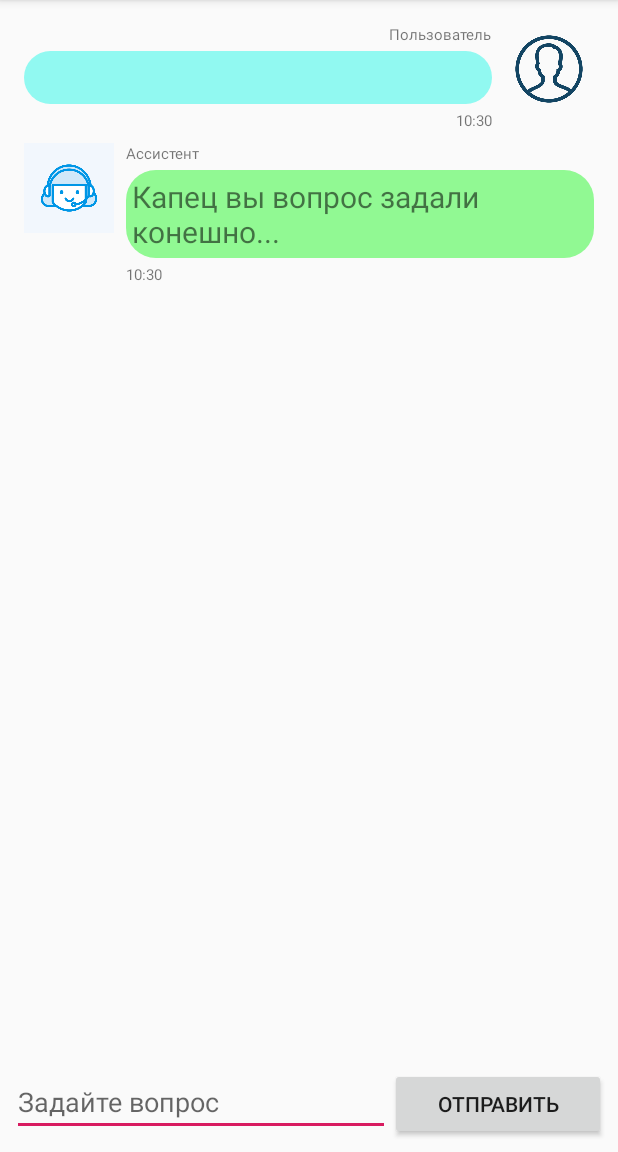
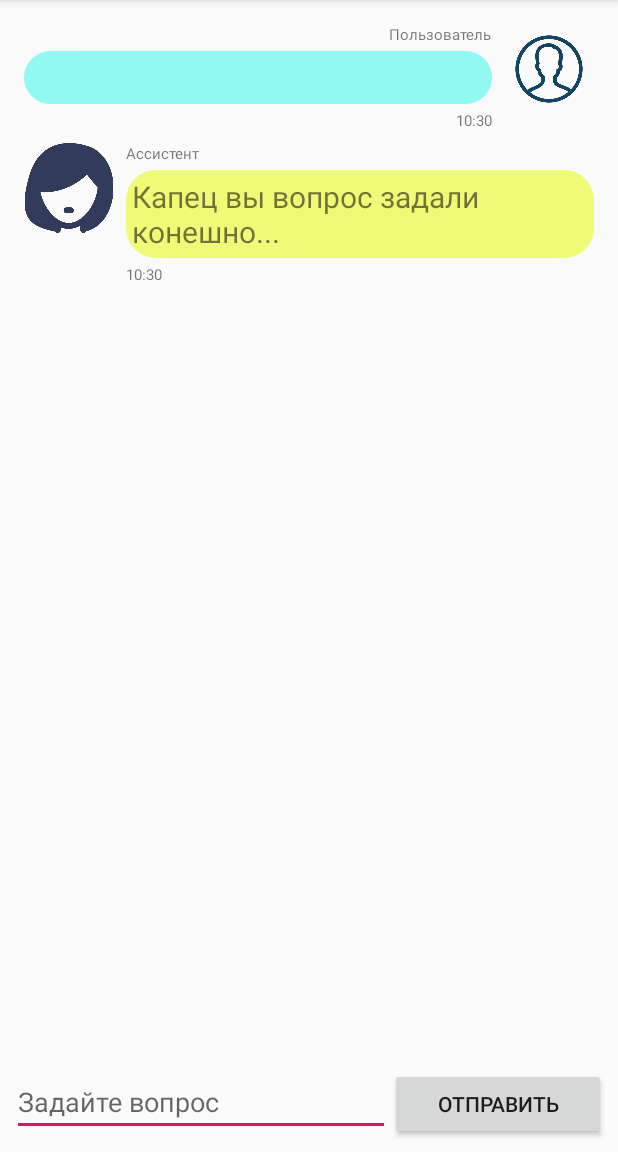
Before and after one commit to BuzVan/VoiceAssistent, an Android app: the screen it shows after launch (MainActivity), after a tap on "ОТПРАВИТЬ", on a phone screen of 412 x 824 dp, the part 84-1236 px from its top. Run offline under Robolectric (Android 15) with nearby library versions, the phone set to English and light mode, and no system bars.

Commit message:
Добавлено сохранение диалога при повороте экрана. Изменена иконка асистента и цвет его сообщения

```diff
--- a/app/src/main/java/com/voiceassistent/AI.java
+++ b/app/src/main/java/com/voiceassistent/AI.java
@@ -67,7 +67,7 @@ class AI {
             }
 
         }
-        return "Я не знаю когда это будет";
+        return "Я не знаю, когда это будет";
     }
 
 
@@ -89,7 +89,7 @@ class AI {
     private static HashMap<String, String> InitializationDictionary(){
         HashMap<String, String> dict = new HashMap<>();
         dict.put("привет", "Привет");
-        dict.put("как дела", "Не плохо");
+        dict.put("как дела", "Неплохо");
         dict.put("что делаешь", "Отвечаю на вопросы");
         dict.put("чем занимаешься", "Отвечаю на вопросы");
         dict.put("спасибо", "Обращайтесь");
--- a/app/src/main/java/com/voiceassistent/model/Message.java
+++ b/app/src/main/java/com/voiceassistent/model/Message.java
@@ -1,8 +1,9 @@
 package com.voiceassistent.model;
 
+import java.io.Serializable;
 import java.util.Date;
 
-public class Message {
+public class Message implements Serializable {
     public String text;
     public Date date;
     public Boolean isSend;
--- a/app/src/main/res/drawable/assistant_bubble.xml
+++ b/app/src/main/res/drawable/assistant_bubble.xml
@@ -4,7 +4,7 @@
     android:layout_height="match_parent"
     android:shape="rectangle">
 
-    <solid android:color="#91F993" />
+    <solid android:color="#EFFB76" />
     <corners android:radius="20dp" />
 
 </shape>
--- a/app/src/main/res/layout/user_message.xml
+++ b/app/src/main/res/layout/user_message.xml
@@ -3,7 +3,8 @@
     xmlns:app="http://schemas.android.com/apk/res-auto"
     xmlns:tools="http://schemas.android.com/tools"
     android:layout_width="match_parent"
-    android:layout_height="wrap_content">
+    android:layout_height="wrap_content"
+    >
 
     <ImageView
         android:id="@+id/imageView"
```
Also changed, not shown: app/src/main/java/com/voiceassistent/MainActivity.java (+10 -4 lines), app/src/main/res/drawable/assistant_avatar.png.
